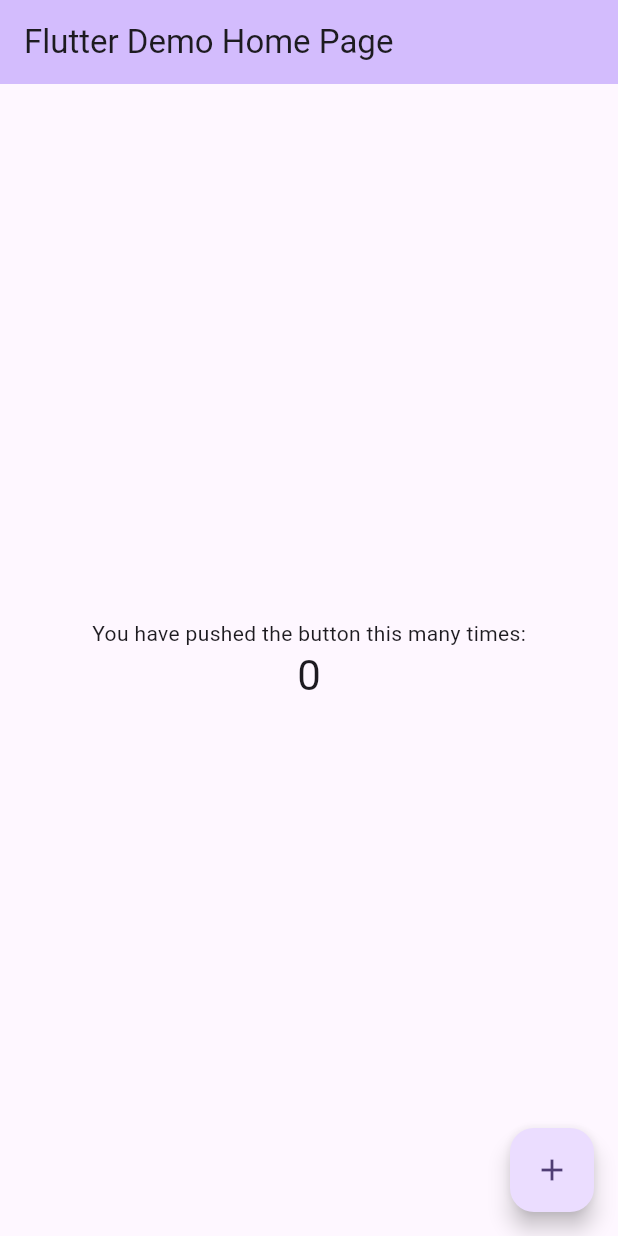
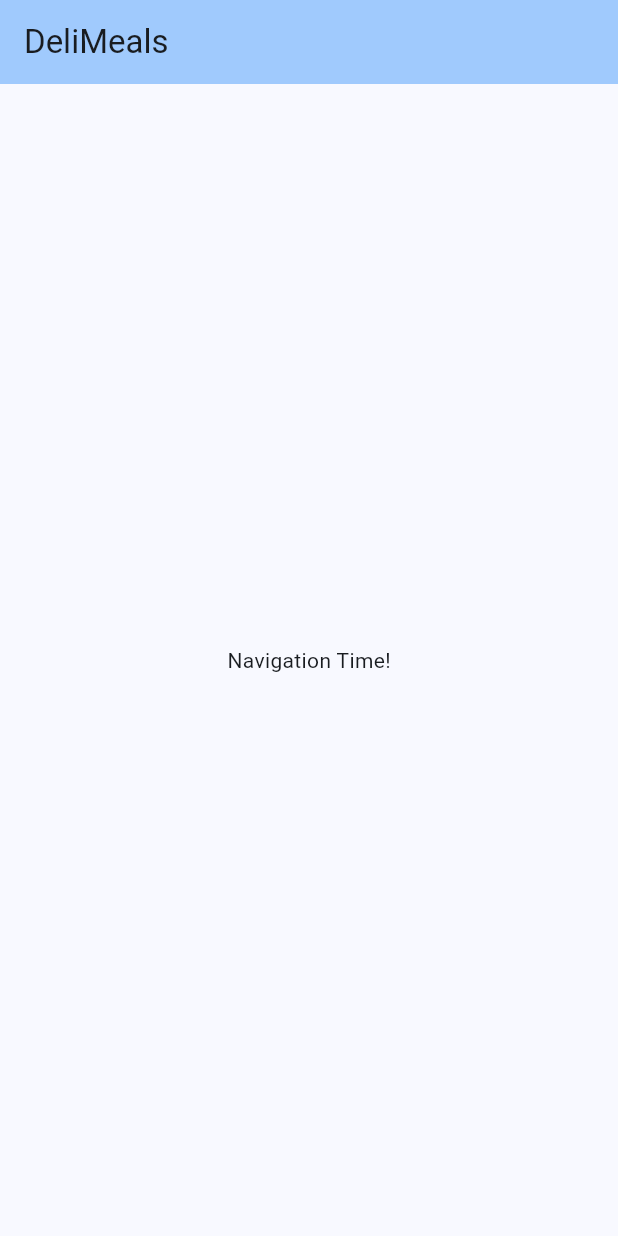
Before and after one commit to IsmailJibril/Navigation-Multiple-Screens-MEALS-APP-, a Flutter app: the screen it shows after launch, on a phone screen of 412 x 824 dp. Run offline on Flutter 3.47's test engine with Material 3 defaults, Android fonts, the phone set to English and light mode, and no system bars.

Commit message:
3.2 nav-01-starting-setp

```diff
--- a/lib/main.dart
+++ b/lib/main.dart
@@ -7,119 +7,36 @@ void main() {
 class MyApp extends StatelessWidget {
   const MyApp({super.key});
 
-  // This widget is the root of your application.
   @override
   Widget build(BuildContext context) {
     return MaterialApp(
-      title: 'Flutter Demo',
+      title: 'DeliMeals',
       theme: ThemeData(
-        // This is the theme of your application.
-        //
-        // TRY THIS: Try running your application with "flutter run". You'll see
-        // the application has a purple toolbar. Then, without quitting the app,
-        // try changing the seedColor in the colorScheme below to Colors.green
-        // and then invoke "hot reload" (save your changes or press the "hot
-        // reload" button in a Flutter-supported IDE, or press "r" if you used
-        // the command line to start the app).
-        //
-        // Notice that the counter didn't reset back to zero; the application
-        // state is not lost during the reload. To reset the state, use hot
-        // restart instead.
-        //
-        // This works for code too, not just values: Most code changes can be
-        // tested with just a hot reload.
-        colorScheme: ColorScheme.fromSeed(seedColor: Colors.deepPurple),
-        useMaterial3: true,
+        primarySwatch: Colors.blue,
+        colorScheme: ColorScheme.fromSeed(seedColor: Colors.blue),
+        //useMaterial3: true,
       ),
-      home: const MyHomePage(title: 'Flutter Demo Home Page'),
+      home: MyHomePage(),
     );
   }
 }
 
 class MyHomePage extends StatefulWidget {
-  const MyHomePage({super.key, required this.title});
-
-  // This widget is the home page of your application. It is stateful, meaning
-  // that it has a State object (defined below) that contains fields that affect
-  // how it looks.
-
-  // This class is the configuration for the state. It holds the values (in this
-  // case the title) provided by the parent (in this case the App widget) and
-  // used by the build method of the State. Fields in a Widget subclass are
-  // always marked "final".
-
-  final String title;
-
   @override
   State<MyHomePage> createState() => _MyHomePageState();
 }
 
 class _MyHomePageState extends State<MyHomePage> {
-  int _counter = 0;
-
-  void _incrementCounter() {
-    setState(() {
-      // This call to setState tells the Flutter framework that something has
-      // changed in this State, which causes it to rerun the build method below
-      // so that the display can reflect the updated values. If we changed
-      // _counter without calling setState(), then the build method would not be
-      // called again, and so nothing would appear to happen.
-      _counter++;
-    });
-  }
-
   @override
   Widget build(BuildContext context) {
-    // This method is rerun every time setState is called, for instance as done
-    // by the _incrementCounter method above.
-    //
-    // The Flutter framework has been optimized to make rerunning build methods
-    // fast, so that you can just rebuild anything that needs updating rather
-    // than having to individually change instances of widgets.
     return Scaffold(
       appBar: AppBar(
-        // TRY THIS: Try changing the color here to a specific color (to
-        // Colors.amber, perhaps?) and trigger a hot reload to see the AppBar
-        // change color while the other colors stay the same.
         backgroundColor: Theme.of(context).colorScheme.inversePrimary,
-        // Here we take the value from the MyHomePage object that was created by
-        // the App.build method, and use it to set our appbar title.
-        title: Text(widget.title),
+        title: Text('DeliMeals'),
       ),
       body: Center(
-        // Center is a layout widget. It takes a single child and positions it
-        // in the middle of the parent.
-        child: Column(
-          // Column is also a layout widget. It takes a list of children and
-          // arranges them vertically. By default, it sizes itself to fit its
-          // children horizontally, and tries to be as tall as its parent.
-          //
-          // Column has various properties to control how it sizes itself and
-          // how it positions its children. Here we use mainAxisAlignment to
-          // center the children vertically; the main axis here is the vertical
-          // axis because Columns are vertical (the cross axis would be
-          // horizontal).
-          //
-          // TRY THIS: Invoke "debug painting" (choose the "Toggle Debug Paint"
-          // action in the IDE, or press "p" in the console), to see the
-          // wireframe for each widget.
-          mainAxisAlignment: MainAxisAlignment.center,
-          children: <Widget>[
-            const Text(
-              'You have pushed the button this many times:',
-            ),
-            Text(
-              '$_counter',
-              style: Theme.of(context).textTheme.headlineMedium,
-            ),
-          ],
-        ),
+        child: Text('Navigation Time!'),
       ),
-      floatingActionButton: FloatingActionButton(
-        onPressed: _incrementCounter,
-        tooltip: 'Increment',
-        child: const Icon(Icons.add),
-      ), // This trailing comma makes auto-formatting nicer for build methods.
     );
   }
 }
```
Also changed, not shown: analysis_options.yaml (+5 -2 lines), lib/3.1 dummy_data.dart (added, +56 -0 lines), lib/categories_screen.dart (added, +15 -0 lines), lib/models/category.dart (added, +13 -0 lines).
